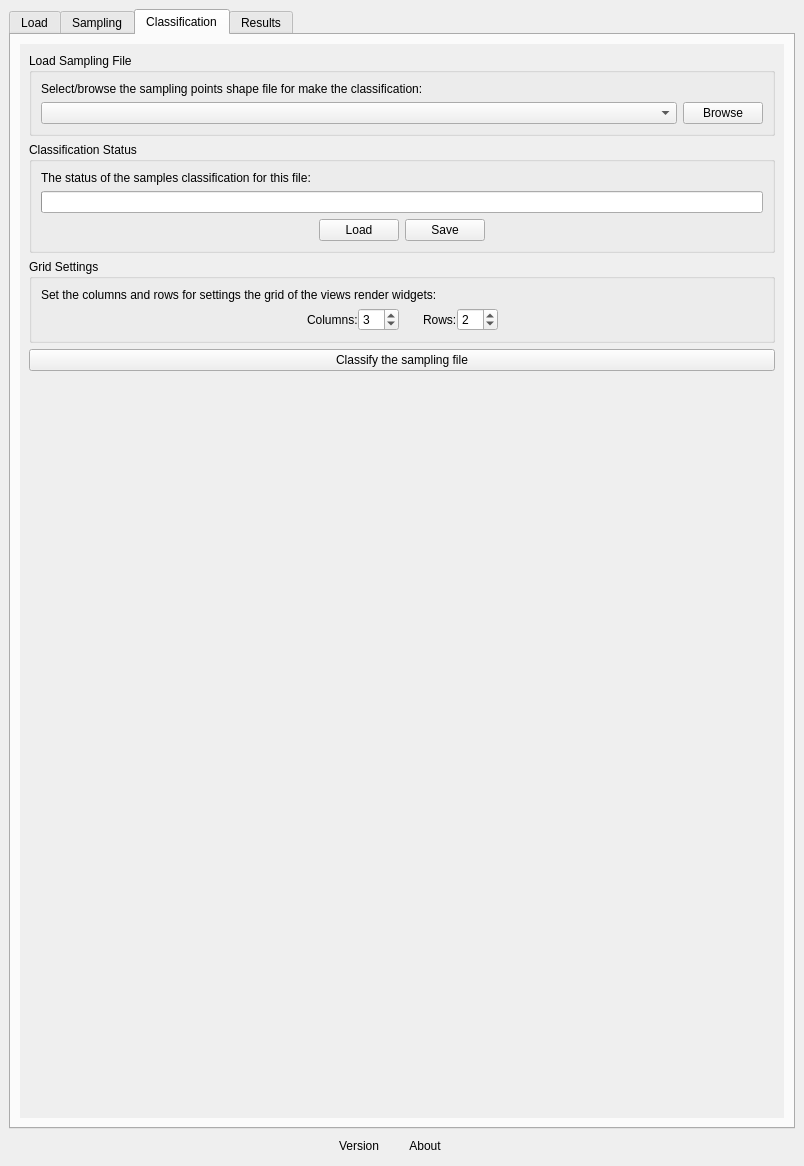
Before: the Qt Designer form ui/acatama_dockwidget.ui in SMByC/AcATaMa, drawn with Qt 5.
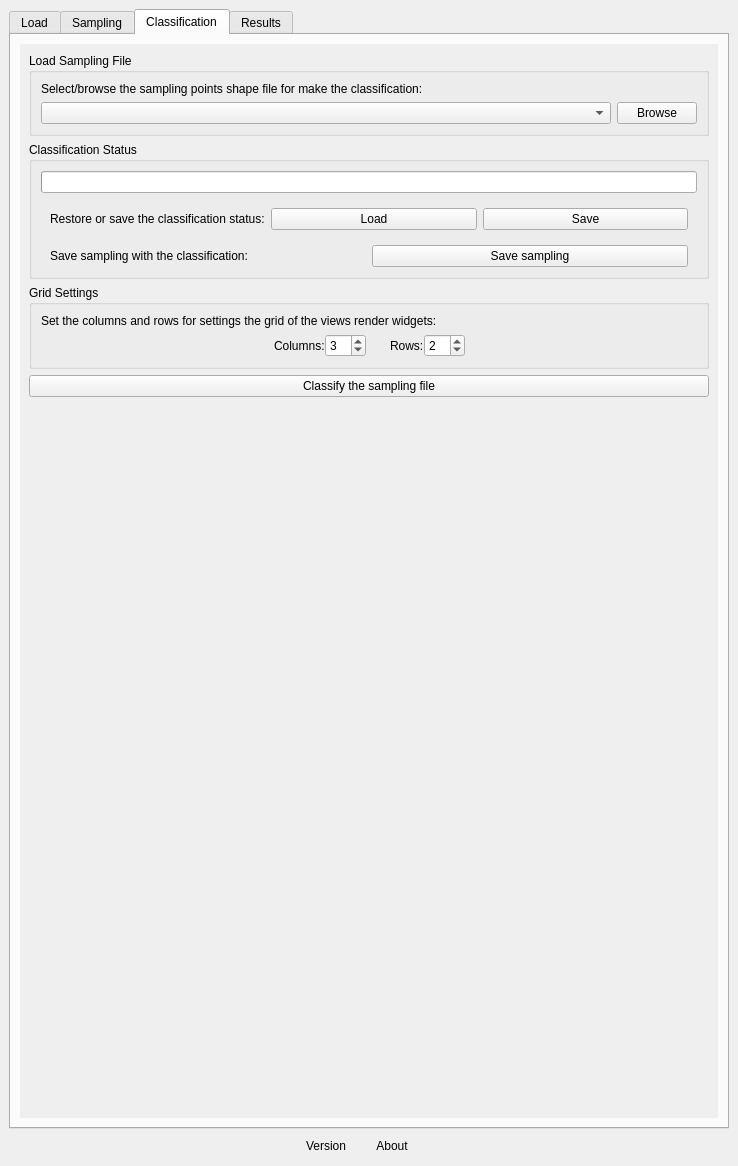
After: the same form once the commit is applied. Custom widgets are drawn as their Qt base class.

Commit message: Adjustments in classification status UI

```diff
--- a/ui/acatama_dockwidget.ui
+++ b/ui/acatama_dockwidget.ui
@@ -6,7 +6,7 @@
    <rect>
     <x>0</x>
     <y>0</y>
-    <width>804</width>
+    <width>738</width>
     <height>1166</height>
    </rect>
   </property>
@@ -855,8 +855,8 @@
             <rect>
              <x>0</x>
              <y>0</y>
-             <width>768</width>
-             <height>991</height>
+             <width>709</width>
+             <height>971</height>
             </rect>
            </property>
            <layout class="QVBoxLayout" name="verticalLayout_24">
@@ -917,13 +917,6 @@
                <string>Classification Status</string>
               </property>
               <layout class="QVBoxLayout" name="verticalLayout_27">
-               <item>
-                <widget class="QLabel" name="label_25">
-                 <property name="text">
-                  <string>The status of the samples classification for this file:</string>
-                 </property>
-                </widget>
-               </item>
                <item>
                 <widget class="QProgressBar" name="ClassificationStatusPB">
                  <property name="enabled">
@@ -949,21 +942,15 @@
                <item>
                 <widget class="QWidget" name="widget_9" native="true">
                  <layout class="QHBoxLayout" name="horizontalLayout_9">
-                  <property name="margin">
+                  <property name="bottomMargin">
                    <number>0</number>
                   </property>
                   <item>
-                   <spacer name="horizontalSpacer_6">
-                    <property name="orientation">
-                     <enum>Qt::Horizontal</enum>
+                   <widget class="QLabel" name="label_3">
+                    <property name="text">
+                     <string>Restore or save the classification status:</string>
                     </property>
-                    <property name="sizeHint" stdset="0">
-                     <size>
-                      <width>40</width>
-                      <height>20</height>
-                     </size>
-                    </property>
-                   </spacer>
+                   </widget>
                   </item>
                   <item>
                    <widget class="QPushButton" name="pushButton">
@@ -979,18 +966,28 @@
                     </property>
                    </widget>
                   </item>
+                 </layout>
+                </widget>
+               </item>
+               <item>
+                <widget class="QWidget" name="widget_2" native="true">
+                 <layout class="QHBoxLayout" name="horizontalLayout_2">
+                  <property name="bottomMargin">
+                   <number>0</number>
+                  </property>
                   <item>
-                   <spacer name="horizontalSpacer_7">
-                    <property name="orientation">
-                     <enum>Qt::Horizontal</enum>
+                   <widget class="QLabel" name="label_4">
+                    <property name="text">
+                     <string>Save sampling with the classification:</string>
                     </property>
-                    <property name="sizeHint" stdset="0">
-                     <size>
-                      <width>40</width>
-                      <height>20</height>
-                     </size>
+                   </widget>
+                  </item>
+                  <item>
+                   <widget class="QPushButton" name="pushButton_3">
+                    <property name="text">
+                     <string>Save sampling</string>
                     </property>
-                   </spacer>
+                   </widget>
                   </item>
                  </layout>
                 </widget>
```
Left out of the diff: 9 changed lines with no effect on the pictures.
